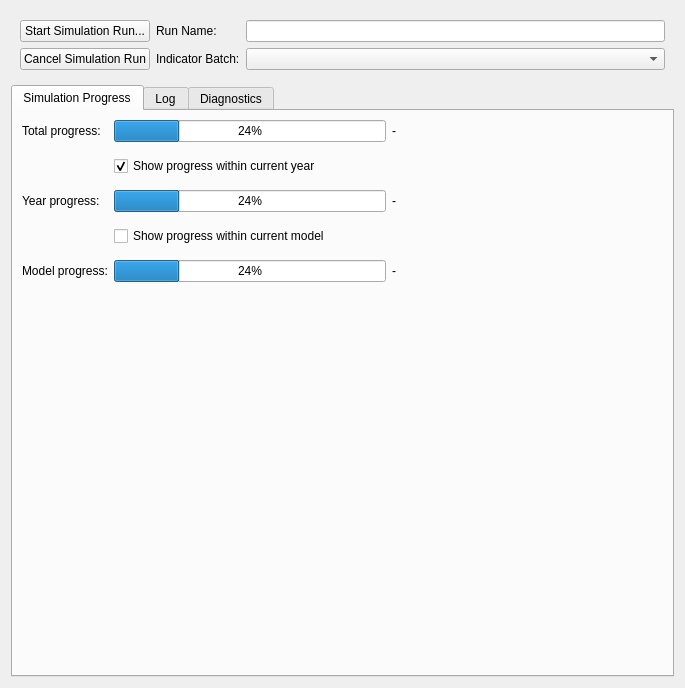
The window that opus_gui/scenarios_manager/views/simulation_gui_element.ui (psrc/urbansim) describes before a commit, drawn with Qt 5.
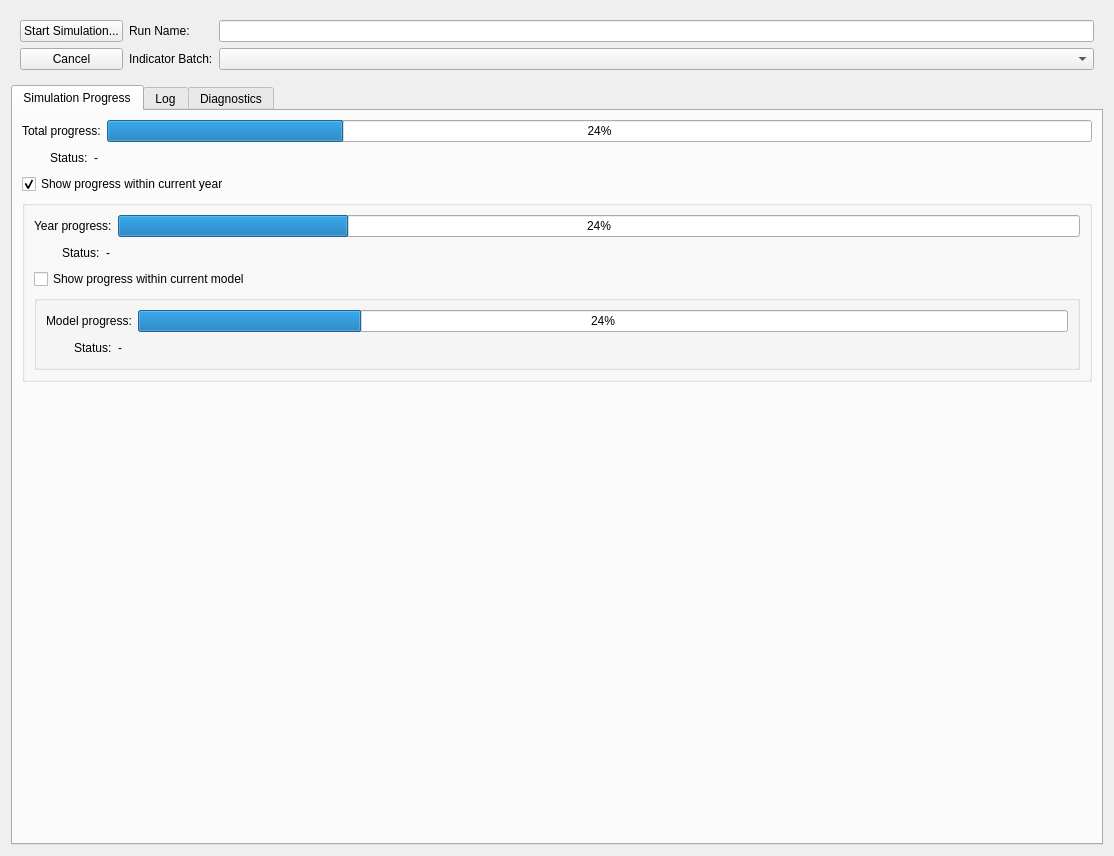
The same window after the commit.

Patch:
```diff
--- a/opus_gui/scenarios_manager/views/simulation_gui_element.ui
+++ b/opus_gui/scenarios_manager/views/simulation_gui_element.ui
@@ -5,8 +5,8 @@
    <rect>
     <x>0</x>
     <y>0</y>
-    <width>685</width>
-    <height>688</height>
+    <width>1114</width>
+    <height>856</height>
    </rect>
   </property>
   <property name="windowTitle" >
@@ -19,14 +19,14 @@
       <item row="0" column="0" >
        <widget class="QPushButton" name="pbnStartModel" >
         <property name="text" >
-         <string>Start Simulation Run...</string>
+         <string>Start Simulation...</string>
         </property>
        </widget>
       </item>
       <item row="1" column="0" >
        <widget class="QPushButton" name="pbnRemoveModel" >
         <property name="text" >
-         <string>Cancel Simulation Run</string>
+         <string>Cancel</string>
         </property>
        </widget>
       </item>
@@ -79,32 +79,20 @@
       <number>0</number>
      </property>
      <widget class="QWidget" name="simprogressWidget" >
-      <property name="geometry" >
-       <rect>
-        <x>0</x>
-        <y>0</y>
-        <width>655</width>
-        <height>547</height>
-       </rect>
-      </property>
       <attribute name="title" >
        <string>Simulation Progress</string>
       </attribute>
-      <layout class="QGridLayout" name="gridLayout_4" >
-       <property name="bottomMargin" >
-        <number>12</number>
-       </property>
-       <property name="verticalSpacing" >
-        <number>14</number>
-       </property>
-       <item row="0" column="0" >
-        <widget class="QLabel" name="runProgressBarTotalLabel" >
+      <layout class="QVBoxLayout" name="verticalLayout" >
+       <item>
+        <layout class="QHBoxLayout" name="horizontalLayout" >
+         <item>
+          <widget class="QLabel" name="label" >
          <property name="text" >
           <string>Total progress:</string>
          </property>
         </widget>
        </item>
-       <item row="0" column="1" >
+         <item>
         <widget class="QProgressBar" name="runProgressBarTotal" >
          <property name="sizePolicy" >
           <sizepolicy vsizetype="Fixed" hsizetype="Expanding" >
@@ -117,7 +105,34 @@
          </property>
         </widget>
        </item>
-       <item row="0" column="2" >
+        </layout>
+       </item>
+       <item>
+        <layout class="QHBoxLayout" name="horizontalLayout_4" >
+         <item>
+          <spacer name="horizontalSpacer" >
+           <property name="orientation" >
+            <enum>Qt::Horizontal</enum>
+           </property>
+           <property name="sizeType" >
+            <enum>QSizePolicy::Fixed</enum>
+           </property>
+           <property name="sizeHint" stdset="0" >
+            <size>
+             <width>28</width>
+             <height>20</height>
+            </size>
+           </property>
+          </spacer>
+         </item>
+         <item>
+          <widget class="QLabel" name="label_4" >
+           <property name="text" >
+            <string>Status:</string>
+           </property>
+          </widget>
+         </item>
+         <item>
         <widget class="QLabel" name="summaryCurrentYearValue" >
          <property name="sizePolicy" >
           <sizepolicy vsizetype="Preferred" hsizetype="Expanding" >
@@ -130,7 +145,9 @@
          </property>
         </widget>
        </item>
-       <item row="1" column="1" colspan="2" >
+        </layout>
+       </item>
+       <item>
         <widget class="QCheckBox" name="cbYear" >
          <property name="text" >
           <string>Show progress within current year</string>
@@ -140,14 +157,31 @@
          </property>
         </widget>
        </item>
-       <item row="2" column="0" >
-        <widget class="QLabel" name="runProgressBarYearLabel" >
+       <item>
+        <widget class="QGroupBox" name="gb_year_progress" >
+         <property name="sizePolicy" >
+          <sizepolicy vsizetype="Preferred" hsizetype="Expanding" >
+           <horstretch>0</horstretch>
+           <verstretch>0</verstretch>
+          </sizepolicy>
+         </property>
+         <property name="title" >
+          <string/>
+         </property>
+         <property name="flat" >
+          <bool>false</bool>
+         </property>
+         <layout class="QVBoxLayout" name="verticalLayout_2" >
+          <item>
+           <layout class="QHBoxLayout" name="horizontalLayout_3" >
+            <item>
+             <widget class="QLabel" name="label_2" >
          <property name="text" >
           <string>Year progress:</string>
          </property>
         </widget>
        </item>
-       <item row="2" column="1" >
+            <item>
         <widget class="QProgressBar" name="runProgressBarYear" >
          <property name="sizePolicy" >
           <sizepolicy vsizetype="Preferred" hsizetype="Expanding" >
@@ -160,7 +194,34 @@
          </property>
         </widget>
        </item>
-       <item row="2" column="2" >
+           </layout>
+          </item>
+          <item>
+           <layout class="QHBoxLayout" name="horizontalLayout_5" >
+            <item>
+             <spacer name="horizontalSpacer" >
+              <property name="orientation" >
+               <enum>Qt::Horizontal</enum>
+              </property>
+              <property name="sizeType" >
+               <enum>QSizePolicy::Fixed</enum>
+              </property>
+              <property name="sizeHint" stdset="0" >
+               <size>
+                <width>28</width>
+                <height>20</height>
+               </size>
+              </property>
+             </spacer>
+            </item>
+            <item>
+             <widget class="QLabel" name="label_5" >
+              <property name="text" >
+               <string>Status:</string>
+              </property>
+             </widget>
+            </item>
+            <item>
         <widget class="QLabel" name="summaryCurrentModelValue" >
          <property name="sizePolicy" >
           <sizepolicy vsizetype="Preferred" hsizetype="Expanding" >
@@ -173,21 +234,37 @@
          </property>
         </widget>
        </item>
-       <item row="3" column="1" colspan="2" >
+           </layout>
+          </item>
+          <item>
         <widget class="QCheckBox" name="cbModel" >
          <property name="text" >
           <string>Show progress within current model</string>
          </property>
         </widget>
        </item>
-       <item row="4" column="0" >
-        <widget class="QLabel" name="runProgressBarModelLabel" >
+          <item>
+           <widget class="QGroupBox" name="gb_model_progress" >
+            <property name="sizePolicy" >
+             <sizepolicy vsizetype="Preferred" hsizetype="Expanding" >
+              <horstretch>0</horstretch>
+              <verstretch>0</verstretch>
+             </sizepolicy>
+            </property>
+            <property name="title" >
+             <string/>
+            </property>
+            <layout class="QVBoxLayout" name="verticalLayout_3" >
+             <item>
+              <layout class="QHBoxLayout" name="horizontalLayout_2" >
+               <item>
+                <widget class="QLabel" name="label_3" >
          <property name="text" >
           <string>Model progress:</string>
          </property>
         </widget>
        </item>
-       <item row="4" column="1" >
+               <item>
         <widget class="QProgressBar" name="runProgressBarModel" >
          <property name="sizePolicy" >
           <sizepolicy vsizetype="Preferred" hsizetype="Expanding" >
@@ -200,7 +277,34 @@
          </property>
         </widget>
        </item>
-       <item row="4" column="2" >
+              </layout>
+             </item>
+             <item>
+              <layout class="QHBoxLayout" name="horizontalLayout_6" >
+               <item>
+                <spacer name="horizontalSpacer" >
+                 <property name="orientation" >
+                  <enum>Qt::Horizontal</enum>
+                 </property>
+                 <property name="sizeType" >
+                  <enum>QSizePolicy::Fixed</enum>
+                 </property>
+                 <property name="sizeHint" stdset="0" >
+                  <size>
+                   <width>28</width>
+                   <height>20</height>
+                  </size>
+                 </property>
+                </spacer>
+               </item>
+               <item>
+                <widget class="QLabel" name="label_6" >
+                 <property name="text" >
+                  <string>Status:</string>
+                 </property>
+                </widget>
+               </item>
+               <item>
         <widget class="QLabel" name="summaryCurrentPieceValue" >
          <property name="sizePolicy" >
           <sizepolicy vsizetype="Preferred" hsizetype="Expanding" >
@@ -213,15 +317,26 @@
          </property>
         </widget>
        </item>
-       <item row="5" column="1" >
+              </layout>
+             </item>
+            </layout>
+           </widget>
+          </item>
+         </layout>
+        </widget>
+       </item>
+       <item>
         <spacer name="verticalSpacer" >
          <property name="orientation" >
           <enum>Qt::Vertical</enum>
          </property>
+         <property name="sizeType" >
+          <enum>QSizePolicy::Expanding</enum>
+         </property>
          <property name="sizeHint" stdset="0" >
           <size>
-           <width>244</width>
-           <height>368</height>
+           <width>20</width>
+           <height>40</height>
           </size>
          </property>
         </spacer>
```
Left out of the diff: 25 changed lines with no effect on the pictures. Lines whose indentation alone changed are shown as unchanged.
